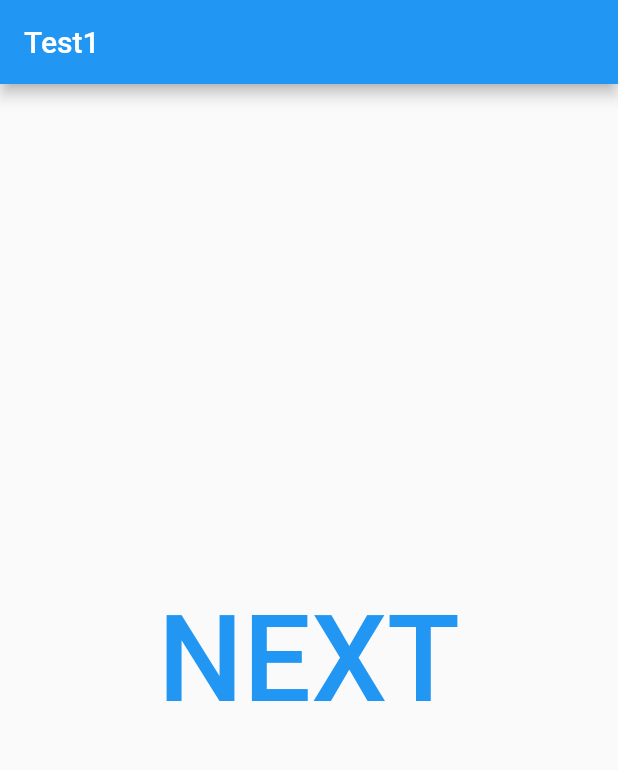
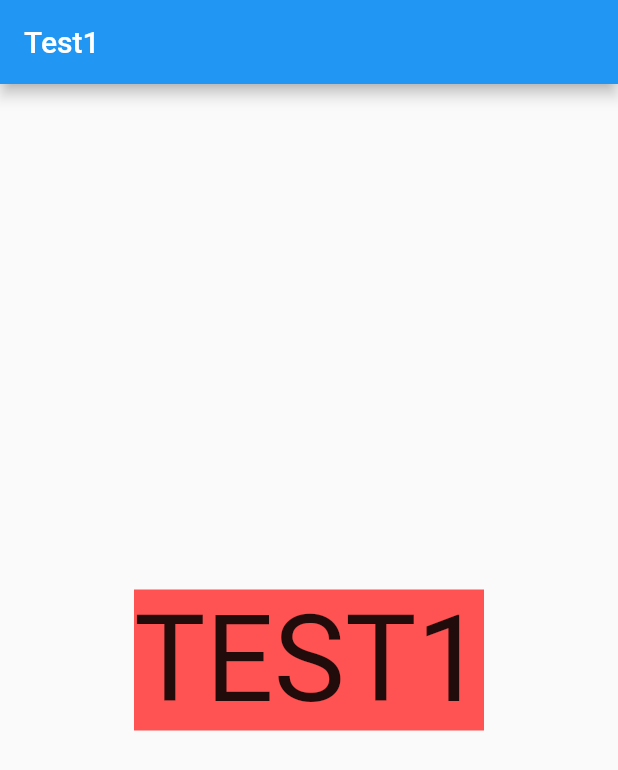
Before and after one commit to kyoF/flutter-prac, a Flutter app: the screen it shows after launch, on a phone screen of 412 x 824 dp. Shown: the top 770 px of the screen. Run offline on Flutter 3.47's test engine with Material 2 defaults, Android fonts, the phone set to English and light mode, and no system bars.

Commit message:
PageViewを使って画面スワイプを実装

```diff
--- a/lib/TestPage1.dart
+++ b/lib/TestPage1.dart
@@ -1,5 +1,4 @@
 import 'package:flutter/material.dart';
-import 'package:hello_world_from_flutter/TestPage2.dart';
 
 class TestPage1 extends StatelessWidget {
   @override
@@ -7,8 +6,8 @@ class TestPage1 extends StatelessWidget {
     return Scaffold(
         appBar: AppBar(title: Text('Test1')),
         body: Center(
-            child: TextButton(
-                onPressed: () => {Navigator.of(context).pushNamed("/test2")},
-                child: Text('NEXT', style: TextStyle(fontSize: 80)))));
+            child: Container(
+                color: Colors.redAccent,
+                child: Text('TEST1', style: TextStyle(fontSize: 80)))));
   }
 }
--- a/lib/TestPage3.dart
+++ b/lib/TestPage3.dart
@@ -8,8 +8,8 @@ class TestPage3 extends StatelessWidget {
           title: Text('Test3'),
         ),
         body: Center(
-            child: TextButton(
-                onPressed: () => {Navigator.of(context).pop()},
-                child: Text('BACK', style: TextStyle(fontSize: 80)))));
+            child: Container(
+                color: Colors.greenAccent,
+                child: Text('TEST3', style: TextStyle(fontSize: 80)))));
   }
 }
--- a/lib/main.dart
+++ b/lib/main.dart
@@ -17,17 +17,12 @@ class MyApp extends StatelessWidget {
         primarySwatch: Colors.blue,
       ),
       home: MyHomePage(title: 'Flutter Demo Home Page'),
-      routes: {
-        "/test1": (BuildContext context) => TestPage1(),
-        "/test2": (BuildContext context) => TestPage2(),
-        "/test3": (BuildContext context) => TestPage3(),
-      },
     );
   }
 }
 
 class MyHomePage extends StatefulWidget {
-  const MyHomePage({Key? key, required this.title}) : super(key: key);
+  MyHomePage({Key? key, required this.title}) : super(key: key);
 
   final String title;
 
@@ -36,8 +31,39 @@ class MyHomePage extends StatefulWidget {
 }
 
 class _MyHomePageState extends State<MyHomePage> {
+  late PageController _pageController;
+  int _selectedIndex = 0;
+
+  var _pages = [
+    TestPage1(),
+    TestPage2(),
+    TestPage3(),
+  ];
+
+  @override
+  void initState() {
+    super.initState();
+    _pageController = PageController(initialPage: _selectedIndex);
+  }
+
+  @override
+  void dispose() {
+    super.dispose();
+    _pageController.dispose();
+  }
+
+  void _onPageChanged(int index) {
+    setState(() {
+      _selectedIndex = index;
+    });
+  }
+
   @override
   Widget build(BuildContext context) {
-    return Scaffold(body: TestPage1());
+    return Scaffold(
+        body: PageView(
+            controller: _pageController,
+            onPageChanged: _onPageChanged,
+            children: _pages));
   }
 }
```
Also changed, not shown: lib/TestPage2.dart (+3 -10 lines).
